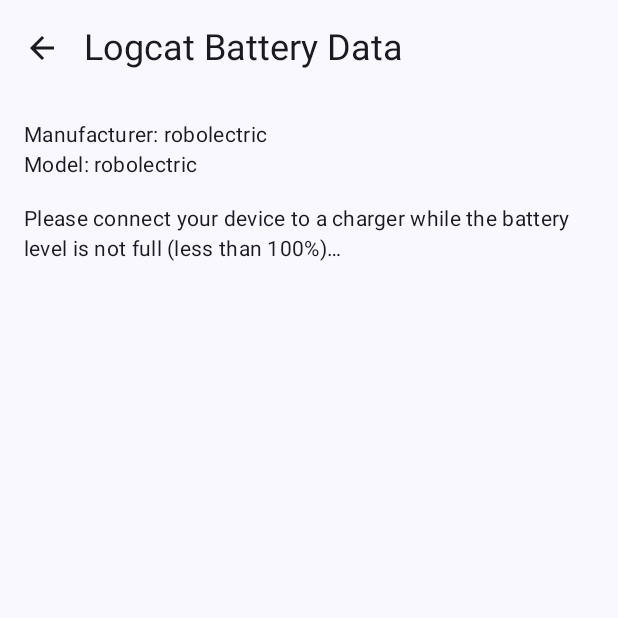
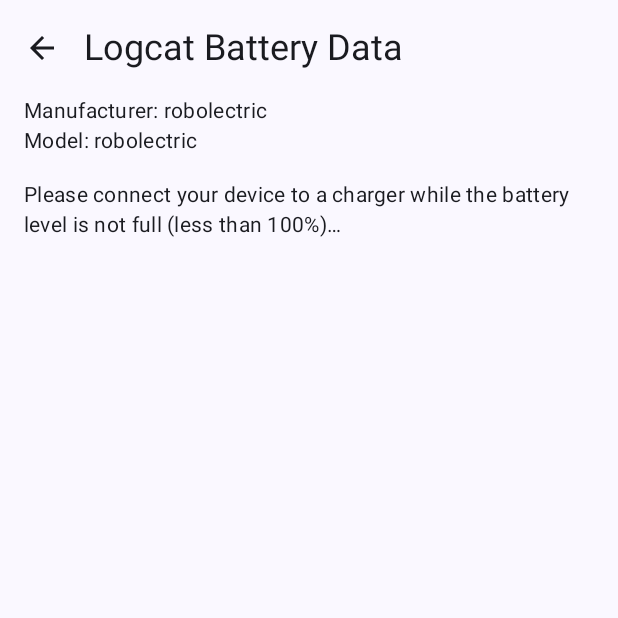
Before and after one commit to dijia1124/PlusPlusBattery, an Android app built with Jetpack Compose: the battery_logcat_experiment screen opened through its navigation route, on a phone screen of 412 x 824 dp, the top half of it. Run offline under Robolectric (Android 15) with nearby library versions, the phone set to English and light mode, and no system bars; libraries missing offline, so code that uses them is left out: com.topjohnwu.superuser; 1 statement that could not run was skipped.

Commit message:
refactor(universal-support): adjust UI padding

```diff
--- a/app/src/main/java/com/dijia1124/plusplusbattery/ui/screen/UniversalSupportLogcat.kt
+++ b/app/src/main/java/com/dijia1124/plusplusbattery/ui/screen/UniversalSupportLogcat.kt
@@ -42,7 +42,7 @@ fun UniversalSupportLogcatScreen(
     val scrollState = rememberScrollState()
     Column(Modifier
         .fillMaxSize()
-        .padding(16.dp)
+        .padding(horizontal = 16.dp)
         .verticalScroll(scrollState)
     ) {
         // device info
```
